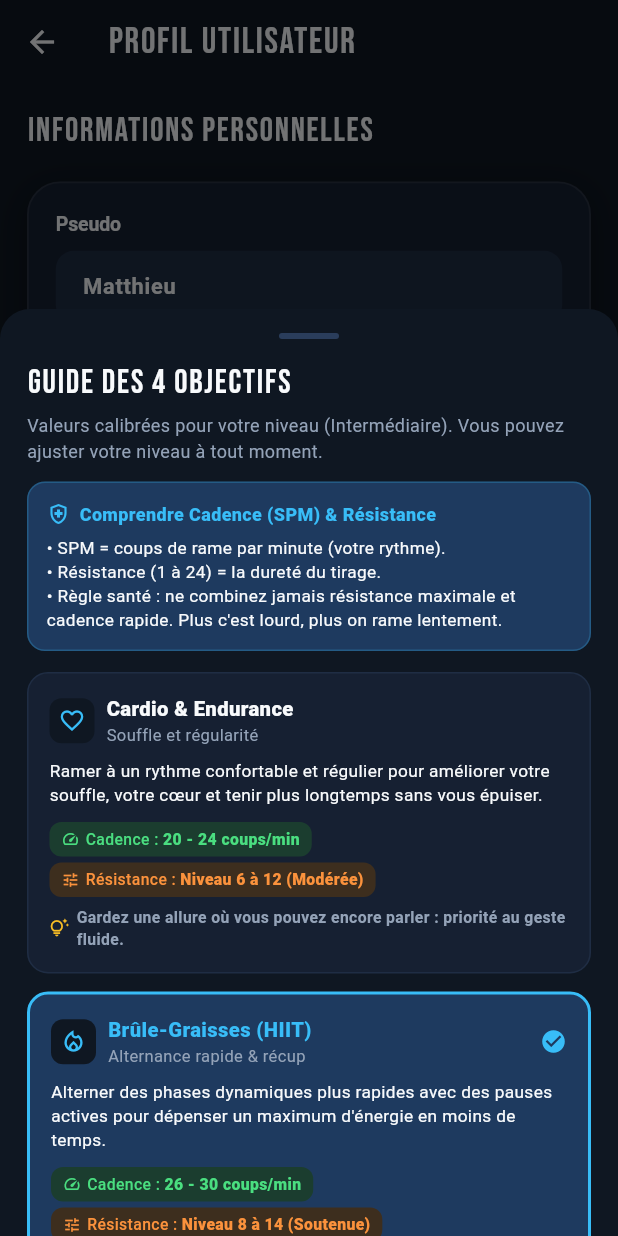
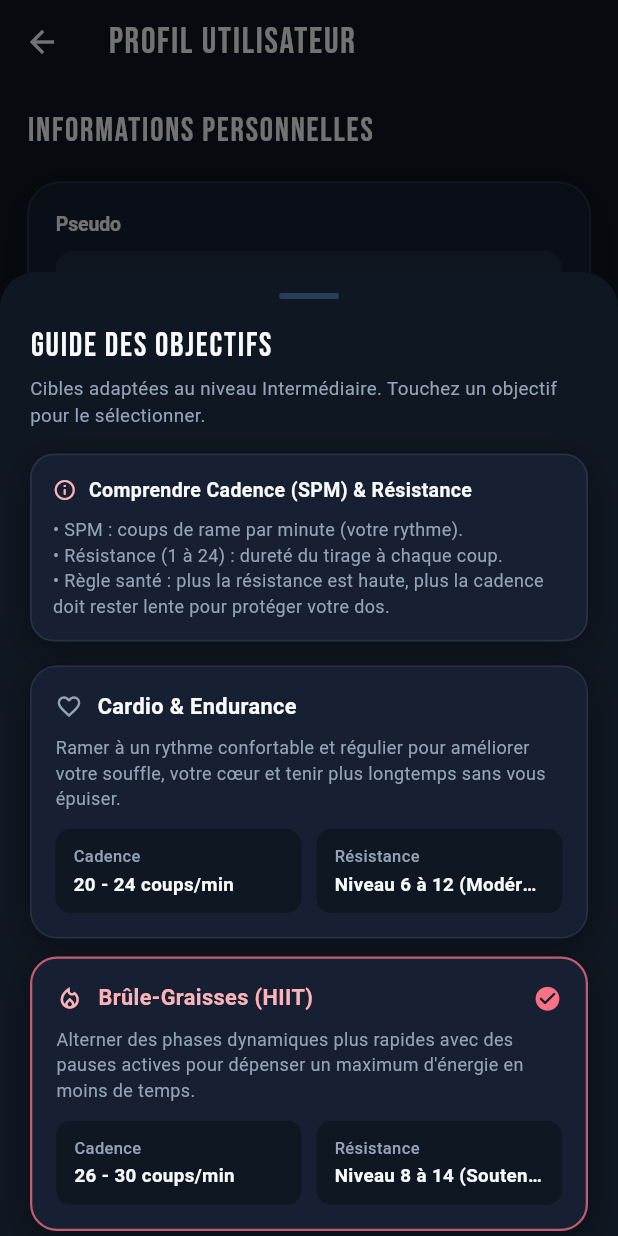
Before and after one commit to Mr-Plus/Pro-Form-Sport-RL, a Flutter app: the UserProfileScreen screen opened directly with empty values, after a tap on "Guide des objectifs", on a phone screen of 412 x 824 dp. Run offline on Flutter 3.47's test engine with Material 3 defaults, Android fonts, the phone set to English and light mode, and no system bars; our stand-ins replace flutter_blue_plus, flutter_local_notifications, flutter_tts, google_fonts, shared_preferences, timezone and 1 more; missing offline and left inert: liquid_glass_widgets; accounts and stored records are empty.

Commit message:
fix(ux): redesign goals guide modal and auto-select next scheduled session in landscape

```diff
--- a/lib/main.dart
+++ b/lib/main.dart
@@ -198,6 +198,7 @@ class _MainShellPageState extends State<MainShellPage>
   late final LiveSessionService _liveSession;
   int _selectedIndex = 0;
   Workout? _selectedWorkoutForLandscape;
+  bool _userClearedLandscapeWorkout = false;
 
   @override
   void initState() {
@@ -224,6 +225,7 @@ class _MainShellPageState extends State<MainShellPage>
 
   void _onSelectWorkout(Workout workout) {
     setState(() {
+      _userClearedLandscapeWorkout = false;
       _selectedWorkoutForLandscape = workout;
     });
     _liveSession.selectWorkout(workout);
@@ -245,18 +247,42 @@ class _MainShellPageState extends State<MainShellPage>
 
         // En orientation Paysage : affichage des données live et contrôles uniquement en plein écran
         if (isLandscape) {
+          final scheduledNext =
+              widget.appState.activeProgram?.nextScheduledSession?.workout;
+          final effectiveWorkout = _selectedWorkoutForLandscape ??
+              ((!_userClearedLandscapeWorkout && !_liveSession.isRunning)
+                  ? scheduledNext
+                  : _liveSession.selectedWorkout);
+          if (effectiveWorkout != null &&
+              !_liveSession.isRunning &&
+              _liveSession.selectedWorkout?.id != effectiveWorkout.id) {
+            WidgetsBinding.instance.addPostFrameCallback((_) {
+              if (mounted &&
+                  !_liveSession.isRunning &&
+                  !_userClearedLandscapeWorkout) {
+                _liveSession.selectWorkout(effectiveWorkout);
+              }
+            });
+          }
           return LandscapeSessionScreen(
             appState: widget.appState,
             bleService: widget.bleService,
             voiceCoach: widget.voiceCoach,
             liveSession: _liveSession,
-            selectedWorkout: _selectedWorkoutForLandscape,
+            selectedWorkout: effectiveWorkout,
             onClearWorkout: () {
-              setState(() => _selectedWorkoutForLandscape = null);
+              setState(() {
+                _userClearedLandscapeWorkout = true;
+                _selectedWorkoutForLandscape = null;
+              });
               _liveSession.clearWorkout();
             },
             onSessionSaved: () {
-              setState(() => _selectedIndex = 2);
+              setState(() {
+                _userClearedLandscapeWorkout = false;
+                _selectedWorkoutForLandscape = null;
+                _selectedIndex = 2;
+              });
               _tabController.animateTo(2);
             },
           );
@@ -671,13 +697,17 @@ class _MainShellPageState extends State<MainShellPage>
       );
       if (mounted) {
         setState(() {
+          _userClearedLandscapeWorkout = false;
           _selectedWorkoutForLandscape = null;
           _selectedIndex = 3;
         });
         _tabController.animateTo(3);
       }
     } else if (mounted) {
-      setState(() => _selectedWorkoutForLandscape = null);
+      setState(() {
+        _userClearedLandscapeWorkout = false;
+        _selectedWorkoutForLandscape = null;
+      });
     }
     _liveSession.resetAfterSaveOrDiscard();
   }
--- a/lib/screens/user_profile_screen.dart
+++ b/lib/screens/user_profile_screen.dart
@@ -92,17 +92,17 @@ class _UserProfileScreenState extends State<UserProfileScreen> {
       isScrollControlled: true,
       backgroundColor: AppColors.level0,
       shape: const RoundedRectangleBorder(
-        borderRadius: BorderRadius.vertical(top: Radius.circular(20)),
+        borderRadius: BorderRadius.vertical(top: Radius.circular(24)),
       ),
       builder: (ctx) {
         return DraggableScrollableSheet(
           expand: false,
-          initialChildSize: 0.75,
-          maxChildSize: 0.9,
+          initialChildSize: 0.78,
+          maxChildSize: 0.92,
           builder: (_, scrollCtrl) {
             return ListView(
               controller: scrollCtrl,
-              padding: const EdgeInsets.fromLTRB(18, 16, 18, 32),
+              padding: const EdgeInsets.fromLTRB(20, 14, 20, 32),
               children: [
                 Center(
                   child: Container(
@@ -114,86 +114,81 @@ class _UserProfileScreenState extends State<UserProfileScreen> {
                     ),
                   ),
                 ),
-                const SizedBox(height: 14),
+                const SizedBox(height: 16),
                 Text(
-                  'GUIDE DES 4 OBJECTIFS',
-                  style: AppTypography.bebasTitle(
-                    fontSize: 22,
-                  ),
+                  'GUIDE DES OBJECTIFS',
+                  style: AppTypography.h1(fontSize: 22),
                 ),
                 const SizedBox(height: 4),
                 Text(
-                  'Valeurs calibrées pour votre niveau (${_selectedLevel.label}). Vous pouvez ajuster votre niveau à tout moment.',
+                  'Cibles adaptées au niveau ${_selectedLevel.label}. Touchez un objectif pour le sélectionner.',
                   style: TextStyle(
-                    fontSize: 12,
+                    fontSize: 12.5,
                     color: AppColors.textSecondary,
                   ),
                 ),
-                const SizedBox(height: 12),
+                const SizedBox(height: 16),
+
+                // Encadré sobre : Cadence (SPM) & Résistance
                 Container(
-                  padding: const EdgeInsets.all(12),
-                  decoration: BoxDecoration(
-                    color: AppColors.pastelSlateBlue,
-                    borderRadius: BorderRadius.circular(12),
-                    border: Border.all(
-                      color: AppColors.primary.withValues(alpha: 0.25),
-                    ),
-                  ),
+                  padding: const EdgeInsets.all(14),
+                  decoration: AppCards.cardDecoration(radius: 16),
                   child: Column(
                     crossAxisAlignment: CrossAxisAlignment.start,
                     children: [
                       Row(
                         children: [
-                          Icon(Icons.health_and_safety_outlined,
-                              size: 16, color: AppColors.primary),
-                          const SizedBox(width: 6),
+                          Icon(
+                            Icons.info_outline_rounded,
+                            size: 16,
+                            color: AppColors.rosePastel,
+                          ),
+                          const SizedBox(width: 8),
                           Text(
                             'Comprendre Cadence (SPM) & Résistance',
                             style: TextStyle(
-                              fontSize: 12,
-                              fontWeight: FontWeight.w800,
-                              color: AppColors.primary,
+                              fontSize: 13,
+                              fontWeight: FontWeight.w700,
+                              color: AppColors.textPrimary,
                             ),
                           ),
                         ],
                       ),
-                      const SizedBox(height: 6),
+                      const SizedBox(height: 8),
                       Text(
-                        '• SPM = coups de rame par minute (votre rythme).\n'
-                        '• Résistance (1 à 24) = la dureté du tirage.\n'
-                        '• Règle santé : ne combinez jamais résistance maximale et cadence rapide. Plus c\'est lourd, plus on rame lentement.',
+                        '• SPM : coups de rame par minute (votre rythme).\n'
+                        '• Résistance (1 à 24) : dureté du tirage à chaque coup.\n'
+                        '• Règle santé : plus la résistance est haute, plus la cadence doit rester lente pour protéger votre dos.',
                         style: TextStyle(
-                          fontSize: 11.5,
-                          color: AppColors.textPrimary,
-                          height: 1.4,
+                          fontSize: 12,
+                          color: AppColors.textSecondary,
+                          height: 1.45,
                         ),
                       ),
                     ],
                   ),
                 ),
-                const SizedBox(height: 14),
+                const SizedBox(height: 16),
+
                 ...WorkoutGoal.values.map((g) {
                   final isSelected = g == _selectedGoal;
                   return Padding(
                     padding: const EdgeInsets.only(bottom: 12),
                     child: InkWell(
-                      borderRadius: BorderRadius.circular(14),
+                      borderRadius: BorderRadius.circular(18),
                       onTap: () {
                         setState(() => _selectedGoal = g);
                         Navigator.pop(ctx);
                       },
                       child: Container(
-                        padding: const EdgeInsets.all(14),
-                        decoration: BoxDecoration(
-                          color: isSelected
-                              ? AppColors.pastelSlateBlue
-                              : AppColors.level1,
-                          borderRadius: BorderRadius.circular(14),
+                        padding: const EdgeInsets.all(16),
+                        decoration: AppCards.cardDecoration(
+                          radius: 18,
                           border: Border.all(
                             color: isSelected
-                                ? AppColors.primary
-                                : AppColors.level2,
-                            width: isSelected ? 2 : 1,
+                                ? AppColors.rose.withValues(alpha: 0.75)
+                                : Colors.white.withValues(alpha: 0.08),
+                            width: isSelected ? 1.5 : 1.0,
                           ),
                         ),
                         child: Column(
@@ -201,49 +196,31 @@ class _UserProfileScreenState extends State<UserProfileScreen> {
                           children: [
                             Row(
                               children: [
-                                Container(
-                                  padding: const EdgeInsets.all(6),
-                                  decoration: BoxDecoration(
-                                    color: AppColors.level0,
-                                    borderRadius: BorderRadius.circular(8),
-                                  ),
-                                  child: Icon(
-                                    _getGoalIcon(g),
-                                    size: 18,
-                                    color: AppColors.primary,
-                                  ),
+                                Icon(
+                                  _getGoalIcon(g),
+                                  size: 18,
+                                  color: isSelected
+                                      ? AppColors.rosePastel
+                                      : AppColors.textSecondary,
                                 ),
-                                const SizedBox(width: 8),
+                                const SizedBox(width: 10),
                                 Expanded(
-                                  child: Column(
-                                    crossAxisAlignment:
-                                        CrossAxisAlignment.start,
-                                    children: [
-                                      Text(
-                                        g.label,
-                                        style: TextStyle(
-                                          fontWeight: FontWeight.w800,
-                                          fontSize: 13.5,
-                                          color: isSelected
-                                              ? AppColors.primary
-                                              : AppColors.textPrimary,
-                                        ),
-                                      ),
-                                      Text(
-                                        g.subtitle,
-                                        style: TextStyle(
-                                          fontSize: 11,
-                                          color: AppColors.textSecondary,
-                                        ),
-                                      ),
-                                    ],
+                                  child: Text(
+                                    g.label,
+                                    style: TextStyle(
+                                      fontWeight: FontWeight.w700,
+                                      fontSize: 14.5,
+                                      color: isSelected
+                                          ? AppColors.rosePastel
+                                          : AppColors.textPrimary,
+                                    ),
                                   ),
                                 ),
                                 if (isSelected)
                                   Icon(
-                                    Icons.check_circle,
-                                    color: AppColors.primary,
-                                    size: 18,
+                                    Icons.check_circle_rounded,
+                                    color: AppColors.rose,
+                                    size: 19,
                                   ),
                               ],
                             ),
@@ -251,46 +228,25 @@ class _UserProfileScreenState extends State<UserProfileScreen> {
                             Text(
                               g.description,
                               style: TextStyle(
-                                fontSize: 11.5,
-                                color: AppColors.textPrimary,
-                                height: 1.35,
+                                fontSize: 12,
+                                color: AppColors.textSecondary,
+                                height: 1.4,
                               ),
                             ),
-                            const SizedBox(height: 10),
-                            Wrap(
-                              spacing: 8,
-                              runSpacing: 4,
-                              children: [
-                                _buildGoalBadge(
-                                  icon: Icons.speed,
-                                  label: 'Cadence',
-                                  value: g.cadenceForLevel(_selectedLevel),
-                                  bgColor: AppColors.pastelSage,
-                                  textColor: AppColors.green,
-                                ),
-                                _buildGoalBadge(
-                                  icon: Icons.tune,
-                                  label: 'Résistance',
-                                  value: g.resistanceForLevel(_selectedLevel),
-                                  bgColor: AppColors.pastelSand,
-                                  textColor: AppColors.orange,
-                                ),
-                              ],
-                            ),
-                            const SizedBox(height: 6),
+                            const SizedBox(height: 12),
                             Row(
                               children: [
-                                Icon(Icons.tips_and_updates_outlined,
-                                    size: 13, color: AppColors.amber),
-                                const SizedBox(width: 5),
                                 Expanded(
-                                  child: Text(
-                                    g.beginnerTip,
-                                    style: TextStyle(
-                                      fontSize: 10.5,
-                                      fontWeight: FontWeight.w600,
-                                      color: AppColors.textSecondary,
-                                    ),
+                                  child: _buildSoberTarget(
+                                    label: 'Cadence',
+                                    value: g.cadenceForLevel(_selectedLevel),
+                                  ),
+                                ),
+                                const SizedBox(width: 10),
+                                Expanded(
+                                  child: _buildSoberTarget(
+                                    label: 'Résistance',
+                                    value: g.resistanceForLevel(_selectedLevel),
                                   ),
                                 ),
                               ],
```
